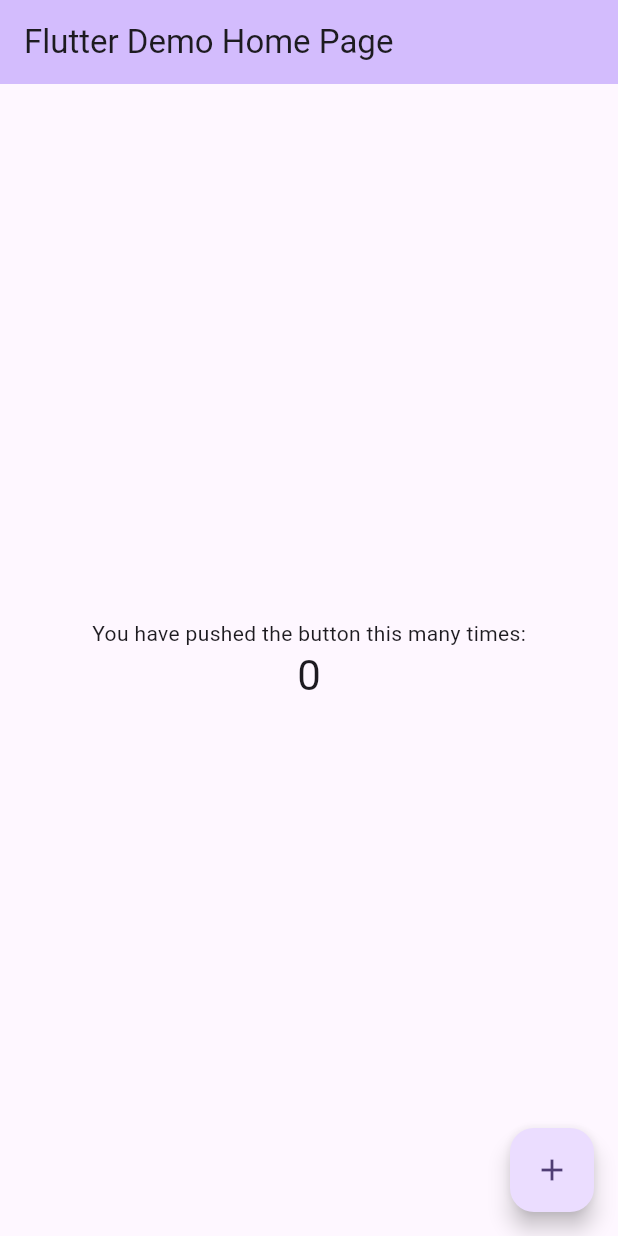
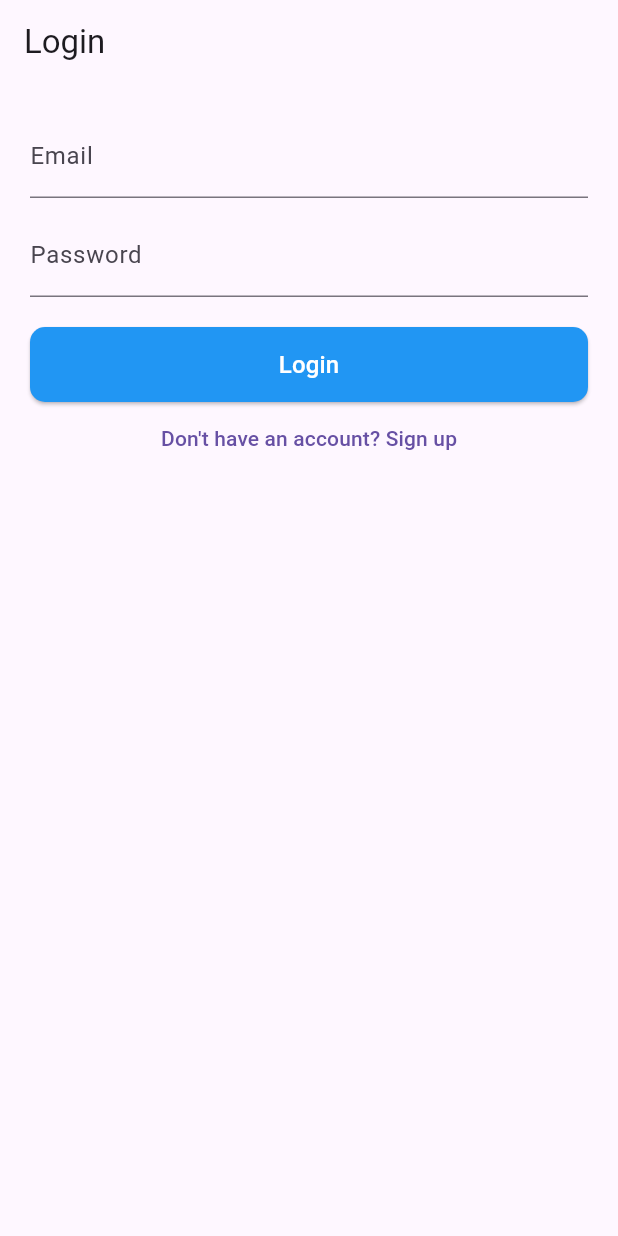
Before and after one commit to Learnathon-By-Geeky-Solutions/deltaforce, a Flutter app: the screen it shows after launch, on a phone screen of 412 x 824 dp. Run offline on Flutter 3.47's test engine with Material 3 defaults, Android fonts, the phone set to English and light mode, and no system bars; our stand-ins replace firebase_auth, firebase_core, get; accounts and stored records are empty.

Commit message:
Authentication UI design
1. A splash screen has been created
2. Sign up screen has been created
3. Login Screen has been created
4. Successful Sign up process using the UI
5. custom widgets(button, snackbar)

```diff
--- a/voice_bridge/lib/main.dart
+++ b/voice_bridge/lib/main.dart
@@ -1,128 +1,22 @@
+import 'package:flutter/material.dart';
+import 'package:get/get.dart';
 import 'package:firebase_core/firebase_core.dart';
-import 'package:flutter/material.dart';
+import 'package:voice_bridge/views/auth/splash_screen.dart';
 
 void main() async {
   WidgetsFlutterBinding.ensureInitialized();
-  await Firebase.initializeApp();
-  runApp(const MyApp());
+  await Firebase.initializeApp(); // Ensure Firebase is initialized before running the app
+  runApp(MyApp());
 }
 
 class MyApp extends StatelessWidget {
-  const MyApp({super.key});
-
-  // This widget is the root of your application.
   @override
   Widget build(BuildContext context) {
-    return MaterialApp(
-      title: 'Flutter Demo',
-      theme: ThemeData(
-        // This is the theme of your application.
-        //
-        // TRY THIS: Try running your application with "flutter run". You'll see
-        // the application has a purple toolbar. Then, without quitting the app,
-        // try changing the seedColor in the colorScheme below to Colors.green
-        // and then invoke "hot reload" (save your changes or press the "hot
-        // reload" button in a Flutter-supported IDE, or press "r" if you used
-        // the command line to start the app).
-        //
-        // Notice that the counter didn't reset back to zero; the application
-        // state is not lost during the reload. To reset the state, use hot
-        // restart instead.
-        //
-        // This works for code too, not just values: Most code changes can be
-        // tested with just a hot reload.
-        colorScheme: ColorScheme.fromSeed(seedColor: Colors.deepPurple),
-        useMaterial3: true,
-      ),
-      home: const MyHomePage(title: 'Flutter Demo Home Page'),
+    return GetMaterialApp(
+      debugShowCheckedModeBanner: false,
+      title: "VoiceBridge",
+      theme: ThemeData(primarySwatch: Colors.blue),
+      home: SplashScreen(),
     );
   }
 }
-
-class MyHomePage extends StatefulWidget {
-  const MyHomePage({super.key, required this.title});
-
-  // This widget is the home page of your application. It is stateful, meaning
-  // that it has a State object (defined below) that contains fields that affect
-  // how it looks.
-
-  // This class is the configuration for the state. It holds the values (in this
-  // case the title) provided by the parent (in this case the App widget) and
-  // used by the build method of the State. Fields in a Widget subclass are
-  // always marked "final".
-
-  final String title;
-
-  @override
-  State<MyHomePage> createState() => _MyHomePageState();
-}
-
-class _MyHomePageState extends State<MyHomePage> {
-  int _counter = 0;
-
-  void _incrementCounter() {
-    setState(() {
-      // This call to setState tells the Flutter framework that something has
-      // changed in this State, which causes it to rerun the build method below
-      // so that the display can reflect the updated values. If we changed
-      // _counter without calling setState(), then the build method would not be
-      // called again, and so nothing would appear to happen.
-      _counter++;
-    });
-  }
-
-  @override
-  Widget build(BuildContext context) {
-    // This method is rerun every time setState is called, for instance as done
-    // by the _incrementCounter method above.
-    //
-    // The Flutter framework has been optimized to make rerunning build methods
-    // fast, so that you can just rebuild anything that needs updating rather
-    // than having to individually change instances of widgets.
-    return Scaffold(
-      appBar: AppBar(
-        // TRY THIS: Try changing the color here to a specific color (to
-        // Colors.amber, perhaps?) and trigger a hot reload to see the AppBar
-        // change color while the other colors stay the same.
-        backgroundColor: Theme.of(context).colorScheme.inversePrimary,
-        // Here we take the value from the MyHomePage object that was created by
-        // the App.build method, and use it to set our appbar title.
-        title: Text(widget.title),
-      ),
-      body: Center(
-        // Center is a layout widget. It takes a single child and positions it
-        // in the middle of the parent.
-        child: Column(
-          // Column is also a layout widget. It takes a list of children and
-          // arranges them vertically. By default, it sizes itself to fit its
-          // children horizontally, and tries to be as tall as its parent.
-          //
-          // Column has various properties to control how it sizes itself and
-          // how it positions its children. Here we use mainAxisAlignment to
-          // center the children vertically; the main axis here is the vertical
-          // axis because Columns are vertical (the cross axis would be
-          // horizontal).
-          //
-          // TRY THIS: Invoke "debug painting" (choose the "Toggle Debug Paint"
-          // action in the IDE, or press "p" in the console), to see the
-          // wireframe for each widget.
-          mainAxisAlignment: MainAxisAlignment.center,
-          children: <Widget>[
-            const Text(
-              'You have pushed the button this many times:',
-            ),
-            Text(
-              '$_counter',
-              style: Theme.of(context).textTheme.headlineMedium,
-            ),
-          ],
-        ),
-      ),
-      floatingActionButton: FloatingActionButton(
-        onPressed: _incrementCounter,
-        tooltip: 'Increment',
-        child: const Icon(Icons.add),
-      ), // This trailing comma makes auto-formatting nicer for build methods.
-    );
-  }
-}
--- /dev/null
+++ b/voice_bridge/lib/views/auth/login_screen.dart
@@ -0,0 +1,47 @@
+import 'package:flutter/material.dart';
+import 'package:get/get.dart';
+import 'package:voice_bridge/view_models/auth_view_model.dart';
+import 'package:voice_bridge/widgets/custom_button.dart';
+import 'signup_screen.dart';
+
+class LoginScreen extends StatelessWidget {
+  final AuthViewModel _authController = Get.put(AuthViewModel());
+
+  final TextEditingController emailController = TextEditingController();
+  final TextEditingController passwordController = TextEditingController();
+
+  @override
+  Widget build(BuildContext context) {
+    return Scaffold(
+      appBar: AppBar(title: Text("Login")),
+      body: Padding(
+        padding: EdgeInsets.all(20),
+        child: Column(
+          children: [
+            TextField(
+              controller: emailController,
+              decoration: InputDecoration(labelText: "Email"),
+            ),
+            SizedBox(height: 10),
+            TextField(
+              controller: passwordController,
+              decoration: InputDecoration(labelText: "Password"),
+              obscureText: true,
+            ),
+            SizedBox(height: 20),
+            CustomButton(
+              text: "Login",
+              onPressed: () async {
+                await _authController.singIn(emailController.text, passwordController.text);
+              },
+            ),
+            TextButton(
+              onPressed: () => Get.to(() => SignupScreen()),
+              child: Text("Don't have an account? Sign up"),
+            ),
+          ],
+        ),
+      ),
+    );
+  }
+}
--- /dev/null
+++ b/voice_bridge/lib/widgets/custom_button.dart
@@ -0,0 +1,32 @@
+import 'package:flutter/material.dart';
+
+class CustomButton extends StatelessWidget {
+  final String text;
+  final VoidCallback onPressed;
+  final Color color;
+
+  const CustomButton({
+    Key? key,
+    required this.text,
+    required this.onPressed,
+    this.color = Colors.blue,
+  }) : super(key: key);
+
+  @override
+  Widget build(BuildContext context) {
+    return SizedBox(
+      width: double.infinity,
+      height: 50,
+      child: ElevatedButton(
+        style: ElevatedButton.styleFrom(
+          backgroundColor: color,
+          shape: RoundedRectangleBorder(
+            borderRadius: BorderRadius.circular(10),
+          ),
+        ),
+        onPressed: onPressed,
+        child: Text(text, style: TextStyle(fontSize: 16, color: Colors.white)),
+      ),
+    );
+  }
+}
```
Also changed, not shown: voice_bridge/lib/views/auth/signup_screen.dart (added, +46 -0 lines), voice_bridge/lib/views/auth/splash_screen.dart (added, +31 -0 lines), voice_bridge/lib/widgets/custom_snackbar.dart (added, +15 -0 lines), 2 other files.
